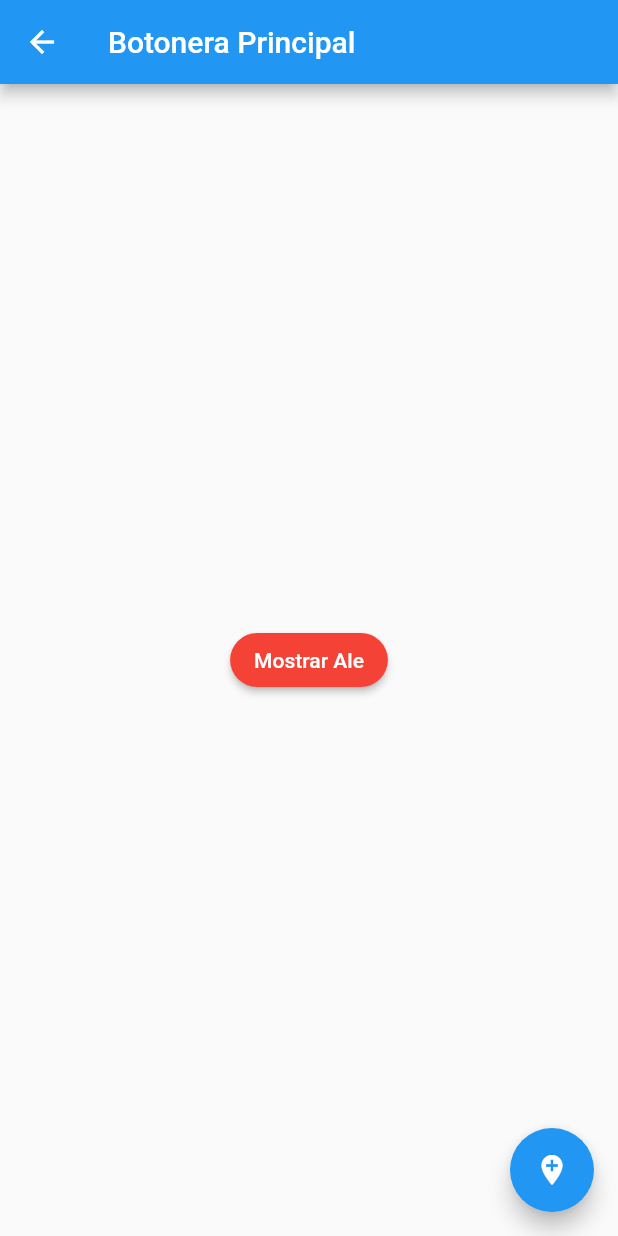
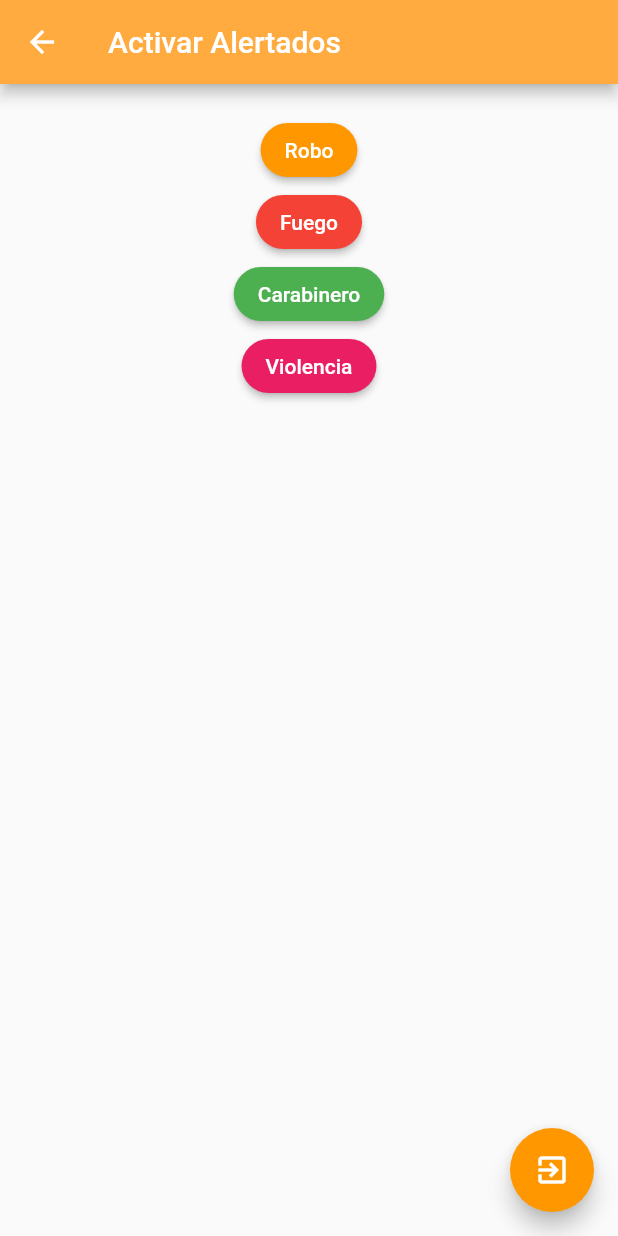
Before and after one commit to jparadae/v-sos, a Flutter app: the AlertPage screen opened by its route, on a phone screen of 412 x 824 dp. Run offline on Flutter 3.47's test engine with Material 2 defaults, Android fonts, the phone set to English and light mode, and no system bars.

Commit message:
custom menu & others

```diff
--- a/data/menu_provider.json
+++ b/data/menu_provider.json
@@ -4,24 +4,24 @@
     {
         "ruta": "alert",
         "icon": "add_alert",
-        "text": "Alarmas"
+        "text": "Activar alerta"
     },
     {
         "ruta": "contactos",
         "icon": "accesibility",
-        "text": "Registro Vecino"
+        "text": "Registro comunidad"
     },
 
     {
         "ruta": "lista_vecinos",
         "icon": "list",
-        "text": "Lista de Vecinos"
+        "text": "Lista de vecinos"
     },
 
     {
         "ruta": "cards",
         "icon": "folder_open",
-        "text": "Capturas"
+        "text": "Galeria alertados"
     }
 ]
 }
--- a/lib/src/pages/alarmsum_page.dart
+++ b/lib/src/pages/alarmsum_page.dart
@@ -86,24 +86,66 @@ class AlertPage extends StatelessWidget {
   Widget build(BuildContext context) {
     return Scaffold(
       appBar: AppBar(
-        title: Text('Botonera Principal'),
+        title: Text('Activar Alertados'),
+        backgroundColor: Colors.orangeAccent,
       ),
-      body: Center(
-        child: ElevatedButton(
-            child: Text('Mostrar Ale'),
-            //onPressed: () {},
-            onPressed: () => __mostrarAlert(context),
-            style: ElevatedButton.styleFrom(
-                primary: Colors.red, shape: StadiumBorder())),
-      ),
+      body: ListView(padding: EdgeInsets.all(20), children: <Widget>[
+        _botonAlertados(context),
+
+        // child: ElevatedButton(
+        //     child: Text('Alertados'),
+        //     //onPressed: () {},
+        //     onPressed: () => __mostrarAlert(context),
+        //     style: ElevatedButton.styleFrom(
+        //         primary: Colors.red, shape: StadiumBorder())),
+      ]),
       floatingActionButton: FloatingActionButton(
-        child: Icon(Icons.add_location),
+        child: Icon(Icons.exit_to_app),
+        backgroundColor: Colors.orange,
         onPressed: () {
           Navigator.pop(context);
         },
       ),
     );
   }
+
+  //Botonera Alertados
+
+  Widget _botonAlertados(BuildContext context) {
+    return Column(
+      mainAxisAlignment: MainAxisAlignment.center,
+      children: <Widget>[
+        //Alarma Principal Comunidad
+        ElevatedButton(
+            onPressed: () => __mostrarAlert(context),
+            style: ElevatedButton.styleFrom(
+                primary: Colors.orange, shape: StadiumBorder()),
+            child: Text('Robo')),
+        SizedBox(width: 4.0),
+        //Bombero
+        ElevatedButton(
+            onPressed: () => __mostrarAlert(context),
+            style: ElevatedButton.styleFrom(
+                primary: Colors.red, shape: StadiumBorder()),
+            child: Text('Fuego')),
+
+        //Carabineros
+        ElevatedButton(
+            onPressed: () => __mostrarAlert(context),
+            style: ElevatedButton.styleFrom(
+                primary: Colors.green, shape: StadiumBorder()),
+            child: Text('Carabinero')),
+        //Violencia Mujer
+
+        ElevatedButton(
+            onPressed: () => __mostrarAlert(context),
+            style: ElevatedButton.styleFrom(
+                primary: Colors.pink, shape: StadiumBorder()),
+            child: Text('Violencia')),
+      ],
+    );
+  }
+  //Fin
 
   void __mostrarAlert(BuildContext context) {
     showDialog(
--- a/lib/src/pages/cards.dart
+++ b/lib/src/pages/cards.dart
@@ -10,7 +10,7 @@ class CardPage extends StatelessWidget {
   Widget build(BuildContext context) {
     return Scaffold(
       appBar: AppBar(
-        title: Text('Cards'),
+        title: Text('Galería Alertados!'),
         backgroundColor: Colors.orangeAccent,
       ),
       body: ListView(
```
Also changed, not shown: lib/src/pages/contactos.dart (+49 -15 lines).
